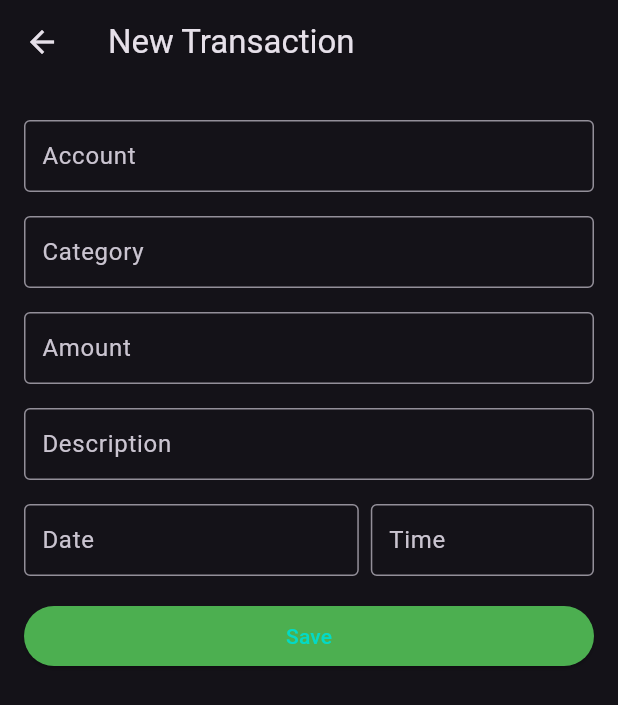
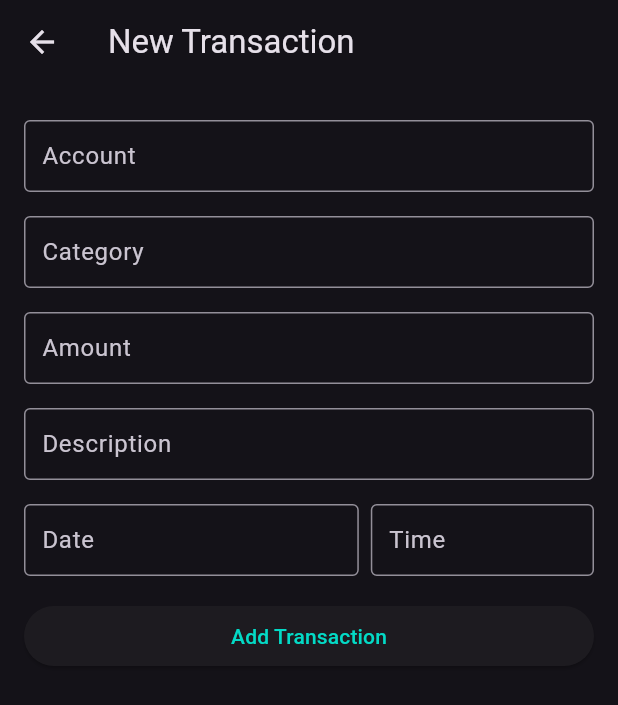
Before and after one commit to nullhandler/vase, a Flutter app: the screen it shows after launch, after a tap on the "add" icon, on a phone screen of 412 x 824 dp. Shown: the top 705 px of the screen. Run offline on Flutter 3.47's test engine with Material 2 defaults, Android fonts, the phone set to English and light mode, and no system bars; our stand-ins replace get, sqflite; accounts and stored records are empty.

Commit message:
material 3 fix in rest of the screens

```diff
--- a/lib/screens/categories/add_categories_screen.dart
+++ b/lib/screens/categories/add_categories_screen.dart
@@ -41,7 +41,7 @@ class _AddCategoriesScreenState extends State<AddCategoriesScreen> {
                     return null;
                   },
                 ),
-                const SizedBox(height: 16.0),
+                const SizedBox(height: 8),
                 ...CategoryType.values.map(
                   (e) => RadioListTile<CategoryType>(
                     value: e,
@@ -56,7 +56,7 @@ class _AddCategoriesScreenState extends State<AddCategoriesScreen> {
                     title: Text(e.toString().split(".").last.toTitleCase),
                   ),
                 ),
-                const Spacer(),
+                const SizedBox(height: 8),
                 SizedBox(
                   width: double.infinity,
                   child: ElevatedButton(
--- a/lib/screens/transactions/new_transaction.dart
+++ b/lib/screens/transactions/new_transaction.dart
@@ -3,6 +3,7 @@ import 'package:get/get.dart';
 import 'package:vase/controllers/db_controller.dart';
 import 'package:vase/screens/dialogs/list_dialog.dart';
 import 'package:vase/screens/transactions/new_trans_controller.dart';
+import 'package:vase/widgets/focused_layout.dart';
 
 import '../accounts/accounts_model.dart';
 import '../widgets/form_item.dart';
@@ -12,11 +13,10 @@ class NewTransaction extends StatelessWidget {
 
   @override
   Widget build(BuildContext context) {
-    return Scaffold(
-      appBar: AppBar(
-        title: const Text("New Transaction"),
-      ),
-      body: Padding(
+    return FocusedLayout(
+      appBarTitle: "New Transaction",
+      isScrollable: true,
+      child: Padding(
         padding: const EdgeInsets.symmetric(horizontal: 16, vertical: 16),
         child: SingleChildScrollView(
           child: GetBuilder<NewTransController>(
@@ -85,10 +85,6 @@ class NewTransaction extends StatelessWidget {
                   Padding(
                     padding: const EdgeInsets.symmetric(vertical: 8.0),
                     child: ElevatedButton(
-                        style: ElevatedButton.styleFrom(
-                            primary: Colors.green,
-                            shape: RoundedRectangleBorder(
-                                borderRadius: BorderRadius.circular(50))),
                         onPressed: () {
                           // account.value.accountName = accountName.text;
                           // controller.save(account.value);
@@ -97,10 +93,10 @@ class NewTransaction extends StatelessWidget {
                         child: Row(
                           mainAxisAlignment: MainAxisAlignment.center,
                           children: const [
-                            Text("Save"),
+                            Text("Add Transaction"),
                           ],
                         )),
-                  )
+                  ),
                 ],
               );
             },
--- a/lib/widgets/focused_layout.dart
+++ b/lib/widgets/focused_layout.dart
@@ -7,12 +7,14 @@ class FocusedLayout extends StatelessWidget {
     this.appBarTitle,
     this.padding,
     this.isScrollable = false,
+    this.bottomWidget,
   }) : super(key: key);
 
   final Widget child;
   final String? appBarTitle;
   final EdgeInsets? padding;
   final bool isScrollable;
+  final Widget? bottomWidget;
 
   @override
   Widget build(BuildContext context) {
@@ -34,6 +36,10 @@ class FocusedLayout extends StatelessWidget {
           );
         },
       ),
+      bottomNavigationBar: Padding(
+        padding: const EdgeInsets.all(16.0),
+        child: bottomWidget,
+      ),
     );
   }
 }
```
Also changed, not shown: lib/screens/accounts/new_account.dart (+4 -9 lines).
